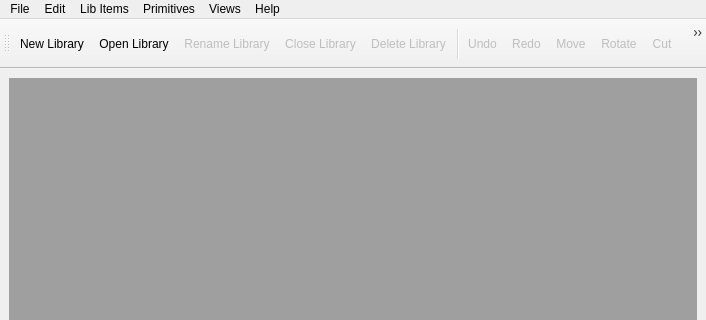
sonicsmooth/eellamaqt, file src/ui/libwindow.ui: the form before one commit; both pictures show x 0 to 706 and y 0 to 320 of the 706 by 631 pixel window.
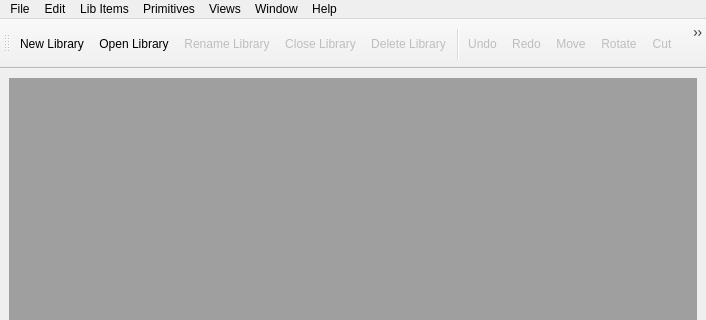
The form after the commit. Icons and pictures are not drawn.

Commit message: Added a few more menu items

The edit to the form file:
```diff
--- a/src/ui/libwindow.ui
+++ b/src/ui/libwindow.ui
@@ -112,11 +112,19 @@
     <addaction name="actionLibTreeView"/>
     <addaction name="actionLibTableView"/>
    </widget>
+   <widget class="QMenu" name="menuWindow">
+    <property name="title">
+     <string>Window</string>
+    </property>
+    <addaction name="actionNewWindow"/>
+    <addaction name="actionCloseWindow"/>
+   </widget>
    <addaction name="menuLibrarian"/>
    <addaction name="menuSymbols"/>
    <addaction name="menuLibrary"/>
    <addaction name="menuEdit"/>
    <addaction name="menuViews"/>
+   <addaction name="menuWindow"/>
    <addaction name="menuHelp_2"/>
   </widget>
   <widget class="QToolBar" name="toolBar">
```
Left out of the diff: 44 changed lines with no effect on the pictures. The commit also changes 2 other files.
